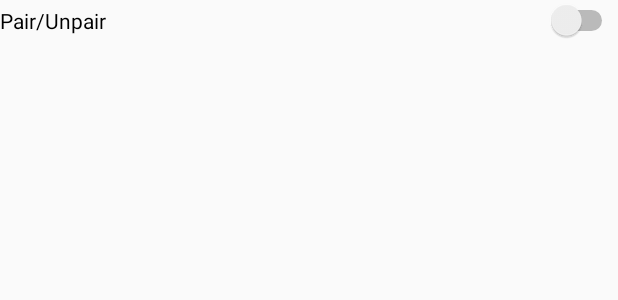
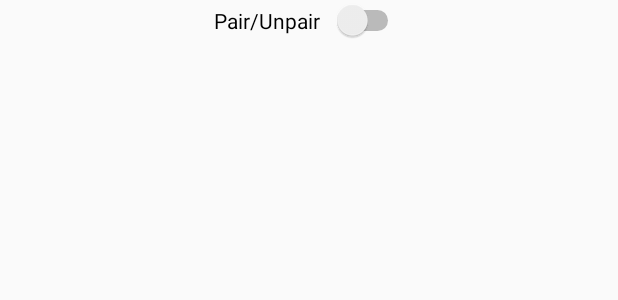
Before and after one commit to Smith-Jake/SafeGarage-Mobile, an Android app: the layout fragment_pair.xml on its own in the app's theme, with its tools: preview values and no code run, on a phone screen of 412 x 824 dp. Shown: the top 300 px of the screen. Run offline under Robolectric (Android 15) with nearby library versions, the phone set to English and light mode, and no system bars.

Commit message:
made the pairing fragment look better

```diff
--- a/SafeGarage_Mobile/app/src/main/res/layout/fragment_pair.xml
+++ b/SafeGarage_Mobile/app/src/main/res/layout/fragment_pair.xml
@@ -6,8 +6,12 @@
 
     <Switch
         android:id="@+id/pair_switch"
-        android:layout_width="match_parent"
+        android:layout_width="wrap_content"
         android:layout_height="wrap_content"
+        android:layout_gravity="center_horizontal"
+        android:layoutDirection="ltr"
+        android:switchPadding="8dp"
         android:text="@string/pair"
-        android:textOn="Paired" />
+        android:textOff="@string/unpaired"
+        android:textOn="@string/paired" />
 </ScrollView>
--- a/SafeGarage_Mobile/app/src/main/res/values/strings.xml
+++ b/SafeGarage_Mobile/app/src/main/res/values/strings.xml
@@ -9,4 +9,6 @@
     <string name="pair">Pair/Unpair</string>
     <string name="temp_label">Temperature:</string>
     <string name="temp_text">N/A</string>
+    <string name="paired">Paired</string>
+    <string name="unpaired">Unpaired</string>
 </resources>
```
